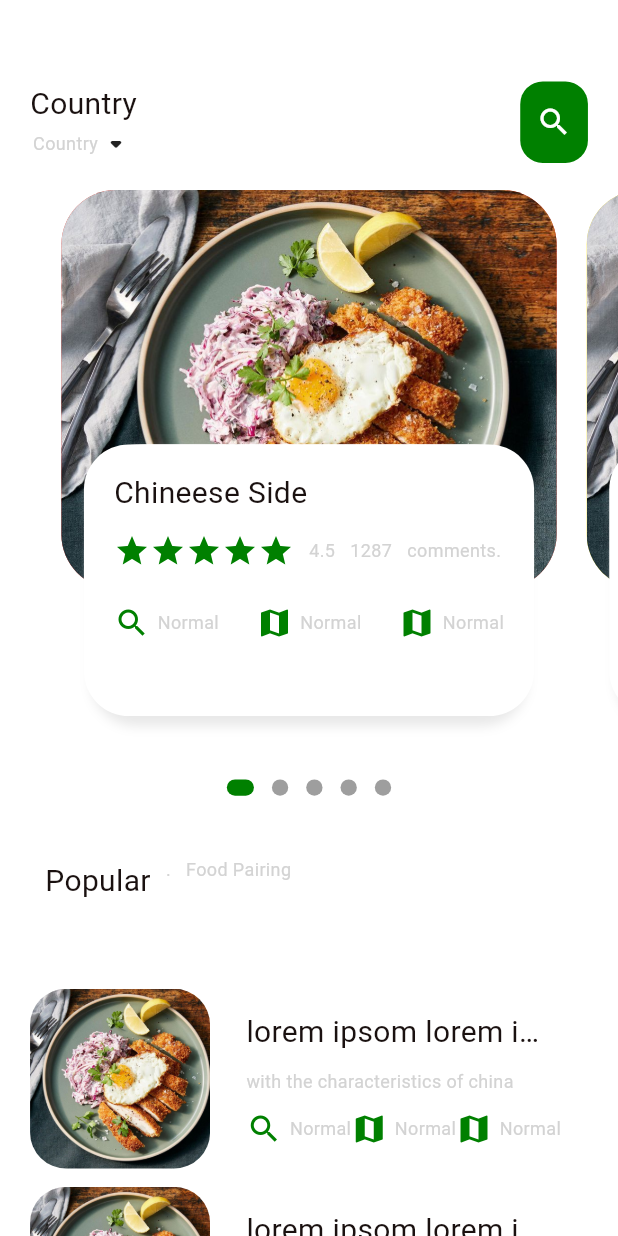
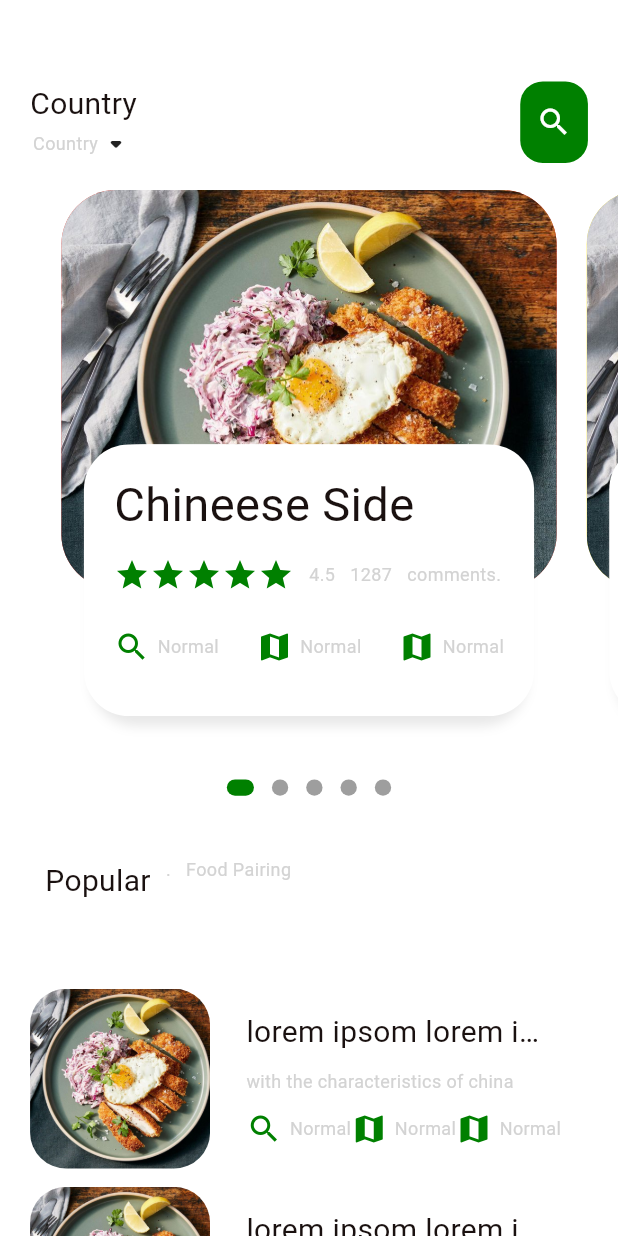
Before and after one commit to RazanHammad97/food_delivery_app, a Flutter app: the FoodHomePage screen opened directly, on a phone screen of 412 x 824 dp. Run offline on Flutter 3.47's test engine with Material 2 defaults, Android fonts, the phone set to English and light mode, and no system bars; drawn by our look-alikes of dots_indicator; our stand-ins replace get.

Commit message:
finishing the design of the popular food details and starting to design recomended food detail

```diff
--- a/lib/main.dart
+++ b/lib/main.dart
@@ -1,6 +1,7 @@
 import 'package:flutter/material.dart';
+import 'package:food_delivery_app_razan/screens/food/popular_food_details.dart';
+import 'package:food_delivery_app_razan/screens/food/recomended_food_detail.dart';
 import 'package:food_delivery_app_razan/utils/app_colors.dart';
-import 'home/food_home_page.dart';
 import 'package:get/get.dart';
 
 void main() {
@@ -19,7 +20,8 @@ class MyApp extends StatelessWidget {
         colorScheme: ColorScheme.fromSeed(seedColor: AppColors.mainColor),
         useMaterial3: true,
       ),
-      home: const FoodHomePage(),
+      home: const RecomendedFoodDetail(),
+      // const FoodHomePage(),
     );
   }
 }
--- a/lib/home/Icon_and_text_custom_widget.dart
+++ b/lib/screens/home/Icon_and_text_custom_widget.dart
@@ -1,8 +1,6 @@
 import 'package:flutter/material.dart';
 import 'package:food_delivery_app_razan/widgets/small_text.dart';
-import 'package:get/get.dart';
-
-import '../utils/dimensions.dart';
+import '../../utils/dimensions.dart';
 
 class IconAndText extends StatelessWidget {
   IconData icon;
--- a/lib/home/food_home_page.dart
+++ b/lib/screens/home/food_home_page.dart
@@ -2,7 +2,7 @@ import 'package:flutter/material.dart';
 import 'package:food_delivery_app_razan/utils/dimensions.dart';
 import 'package:food_delivery_app_razan/widgets/big_text.dart';
 import 'package:food_delivery_app_razan/widgets/small_text.dart';
-import '../utils/app_colors.dart';
+import '../../utils/app_colors.dart';
 import 'home_page_body.dart';
 
 class FoodHomePage extends StatefulWidget {
--- a/lib/home/home_page_body.dart
+++ b/lib/screens/home/home_page_body.dart
@@ -1,10 +1,12 @@
 import 'package:flutter/material.dart';
-import 'package:food_delivery_app_razan/home/Icon_and_text_custom_widget.dart';
 import 'package:food_delivery_app_razan/utils/dimensions.dart';
 import 'package:food_delivery_app_razan/widgets/big_text.dart';
 import 'package:food_delivery_app_razan/widgets/small_text.dart';
 import 'package:food_delivery_app_razan/utils/app_colors.dart';
 import 'package:dots_indicator/dots_indicator.dart';
+
+import '../../widgets/app_column.dart';
+import 'Icon_and_text_custom_widget.dart';
 
 class HomePageBody extends StatefulWidget {
   const HomePageBody({super.key});
@@ -237,62 +239,7 @@ class _HomePageBodyState extends State<HomePageBody> {
                 top: Dimensions.height15,
                 left: Dimensions.width15,
                 right: Dimensions.width15),
-            child: Column(
-              crossAxisAlignment: CrossAxisAlignment.start,
-              children: [
-                BigText("Chineese Side"),
-                SizedBox(
-                  height: Dimensions.height10,
-                ),
-                Row(
-                  children: [
-                    Wrap(
-                      children: List.generate(
-                          5,
-                          (index) => Icon(
-                                Icons.star,
-                                color: AppColors.mainColor,
-                              )),
-                    ),
-                    SizedBox(
-                      width: Dimensions.width10,
-                    ),
-                    SmallText("4.5"),
-                    SizedBox(
-                      width: Dimensions.width10,
-                    ),
-                    SmallText("1287"),
-                    SizedBox(
-                      width: Dimensions.width10,
-                    ),
-                    SmallText("comments."),
-                  ],
-                ),
-                SizedBox(
-                  height: Dimensions.height20,
-                ),
-                Row(
-                  mainAxisAlignment: MainAxisAlignment.spaceBetween,
-                  children: [
-                    IconAndText(
-                      icon: Icons.search,
-                      text: "Normal",
-                      iconColor: AppColors.mainColor,
-                    ),
-                    IconAndText(
-                      icon: Icons.map,
-                      text: "Normal",
-                      iconColor: AppColors.mainColor,
-                    ),
-                    IconAndText(
-                      icon: Icons.map,
-                      text: "Normal",
-                      iconColor: AppColors.mainColor,
-                    ),
-                  ],
-                ),
-              ],
-            ),
+            child: AppColumn(text: "Chineese Side",)
           ),
         ),
       ),
--- a/lib/utils/app_colors.dart
+++ b/lib/utils/app_colors.dart
@@ -4,4 +4,5 @@ class AppColors{
   static final Color mainColor = const Color(0xFF008000);
   static final Color mainTextColor = const Color(0xFF1A1110);
   static final Color secondaryTextColor = const Color(0xFFd3d3d3);
+  static final Color bottomNavigationBarGrayColor = const Color(0xffD3D3D3);
 }
--- a/lib/utils/dimensions.dart
+++ b/lib/utils/dimensions.dart
@@ -17,6 +17,9 @@ class Dimensions {
   static double height150 = screenHeight/4.55;
   static double height5 = screenHeight/136.6;
   static double height2 = screenHeight/341.5;
+  static double iconSize16 = screenHeight/42.68;
+  static double popularSizeImage = screenHeight/1.95;
+  // static double bottomNavigationBarHeight = screenHeight/20;
 
 
 
@@ -39,5 +42,9 @@ class Dimensions {
 
   // font size
 static double font24 = screenHeight/28.45;
+  static double fontSize26 = screenHeight/26.26;
+  static double fontSize16 = screenHeight/42.68;
+
+
 
 }
--- /dev/null
+++ b/lib/widgets/app_column.dart
@@ -0,0 +1,72 @@
+import 'package:flutter/material.dart';
+import 'package:food_delivery_app_razan/widgets/small_text.dart';
+
+import '../screens/home/Icon_and_text_custom_widget.dart';
+import '../utils/app_colors.dart';
+import '../utils/dimensions.dart';
+import 'big_text.dart';
+
+class AppColumn extends StatelessWidget {
+  final String text;
+  const AppColumn({required this.text,super.key});
+
+  @override
+  Widget build(BuildContext context) {
+    return  Column(
+      crossAxisAlignment: CrossAxisAlignment.start,
+      children: [
+        BigText(text,size: Dimensions.fontSize26,),
+        SizedBox(
+          height: Dimensions.height10,
+        ),
+        Row(
+          children: [
+            Wrap(
+              children: List.generate(
+                  5,
+                      (index) => Icon(
+                    Icons.star,
+                    color: AppColors.mainColor,
+                  )),
+            ),
+            SizedBox(
+              width: Dimensions.width10,
+            ),
+            SmallText("4.5"),
+            SizedBox(
+              width: Dimensions.width10,
+            ),
+            SmallText("1287"),
+            SizedBox(
+              width: Dimensions.width10,
+            ),
+            SmallText("comments."),
+          ],
+        ),
+        SizedBox(
+          height: Dimensions.height20,
+        ),
+        Row(
+          mainAxisAlignment: MainAxisAlignment.spaceBetween,
+          children: [
+            IconAndText(
+              icon: Icons.search,
+              text: "Normal",
+              iconColor: AppColors.mainColor,
+            ),
+            IconAndText(
+              icon: Icons.map,
+              text: "Normal",
+              iconColor: AppColors.mainColor,
+            ),
+            IconAndText(
+              icon: Icons.map,
+              text: "Normal",
+              iconColor: AppColors.mainColor,
+            ),
+          ],
+        ),
+      ],
+    );
+  }
+}
--- a/lib/widgets/small_text.dart
+++ b/lib/widgets/small_text.dart
@@ -2,7 +2,7 @@ import 'package:flutter/material.dart';
 
 class SmallText extends StatelessWidget {
   final String text;
-  double size;
+ final double size;
   Color? color;
   double height;
 
```
Also changed, not shown: lib/food/popular_food_details.dart (deleted, +0 -10 lines), lib/screens/food/popular_food_details.dart (added, +135 -0 lines), lib/screens/food/recomended_food_detail.dart (added, +16 -0 lines), lib/widgets/app_icon.dart (added, +30 -0 lines), lib/widgets/expandable_text_custom_widget.dart (added, +75 -0 lines).
